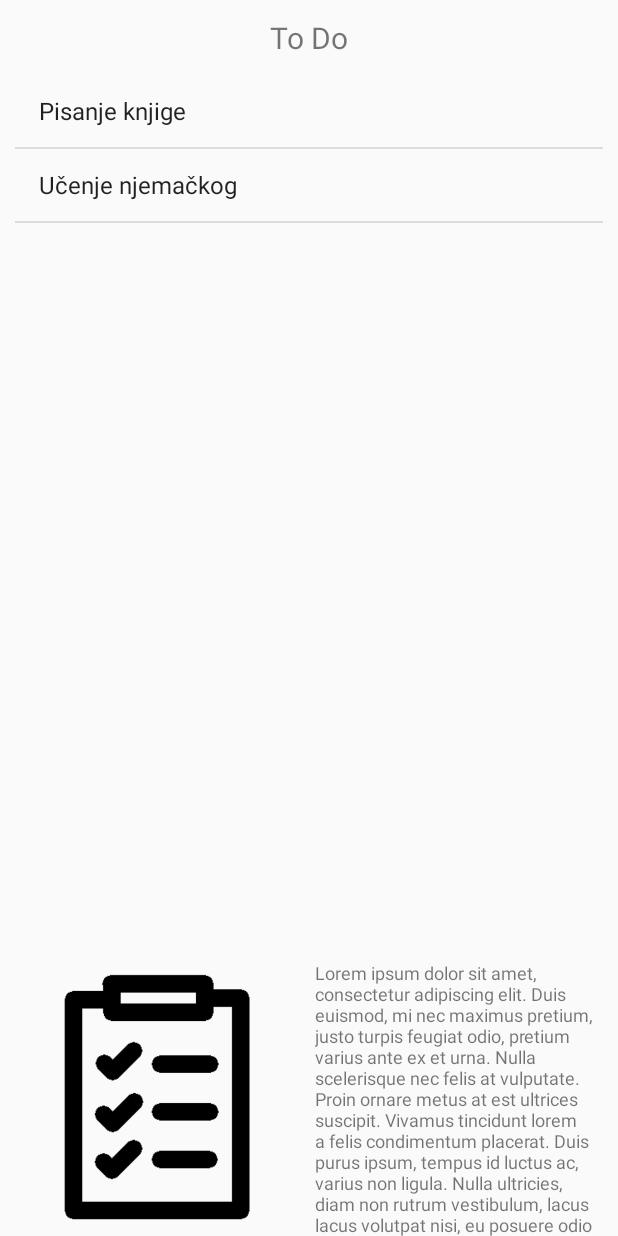
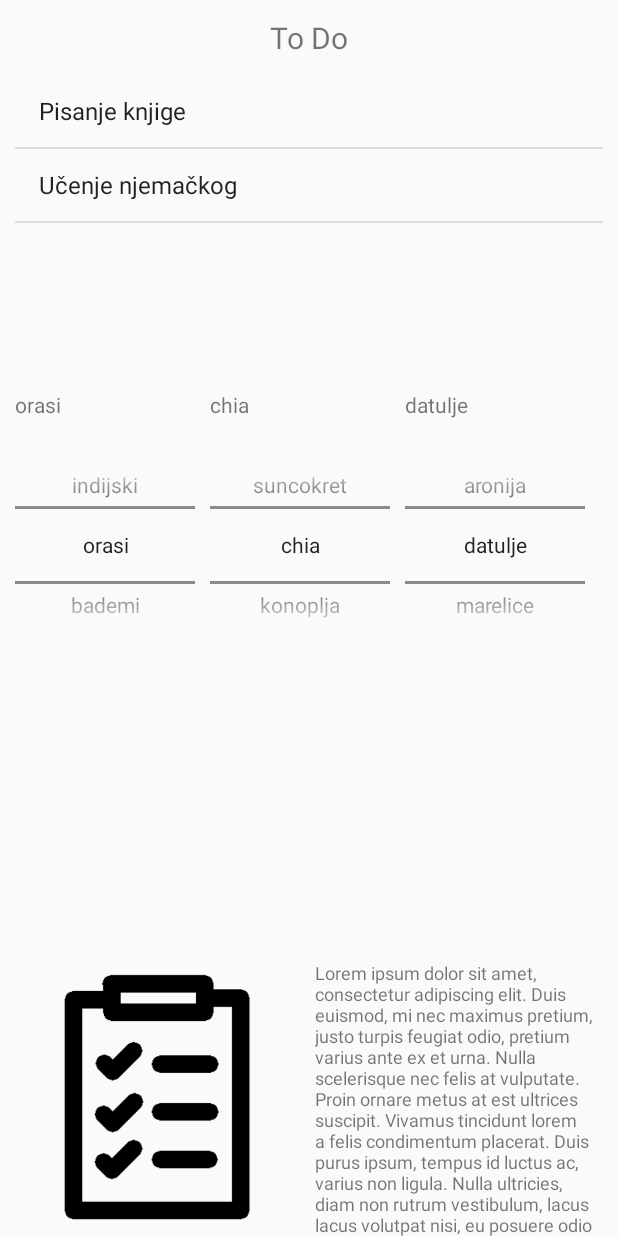
Before and after one commit to kathestos/Regime-app, an Android app: the TodoActivity screen opened directly, with no data from a screen before it, on a phone screen of 412 x 824 dp. Run offline under Robolectric (Android 15) with nearby library versions, the phone set to English and light mode, and no system bars.

Commit message:
dodana 3 pickera

```diff
--- a/app/src/main/java/com/example/myapplication/TodoActivity.java
+++ b/app/src/main/java/com/example/myapplication/TodoActivity.java
@@ -1,9 +1,12 @@
 package com.example.myapplication;
 
+import android.content.Context;
+import android.content.SharedPreferences;
 import android.os.Bundle;
 import android.view.WindowManager;
 import android.widget.ArrayAdapter;
 import android.widget.ListView;
+import android.widget.NumberPicker;
 import android.widget.TextView;
 
 import androidx.appcompat.app.AppCompatActivity;
@@ -11,6 +14,8 @@ import androidx.appcompat.app.AppCompatActivity;
 import java.util.Objects;
 
 public class TodoActivity extends AppCompatActivity {
+
+    SharedPreferences sp;
 
     @Override
     protected void onCreate(Bundle savedInstanceState) {
@@ -33,5 +38,67 @@ public class TodoActivity extends AppCompatActivity {
             String itemValue = (String) listView.getItemAtPosition(position);
             txt.setText(itemValue);
         });
+
+        sp = getSharedPreferences("MyUserPrefs", Context.MODE_PRIVATE);
+        SharedPreferences.Editor editor = sp.edit();
+
+        NumberPicker orahPick = findViewById(R.id.pickerOrah);
+        TextView orahText = findViewById(R.id.textOrah);
+        String[] orasi = getResources().getStringArray(R.array.nuts);
+        orahPick.setMinValue(0);
+        orahPick.setMaxValue(orasi.length - 1);
+        orahPick.setDisplayedValues(orasi);
+
+        orahPick.setOnValueChangedListener((numberPicker, oldValue, newValue) -> {
+            int foodNumber = orahPick.getValue();
+            orahText.setText(orasi[foodNumber]);
+            editor.putInt("orah", foodNumber);
+            editor.apply();
+        });
+
+        NumberPicker sjemenkePick = findViewById(R.id.pickerSjemenke);
+        TextView sjemenkeText = findViewById(R.id.textSjemenke);
+        String[] sjemenke = getResources().getStringArray(R.array.seeds);
+        sjemenkePick.setMinValue(0);
+        sjemenkePick.setMaxValue(sjemenke.length - 1);
+        sjemenkePick.setDisplayedValues(sjemenke);
+
+        sjemenkePick.setOnValueChangedListener((numberPicker, oldValue, newValue) -> {
+            int foodNumber = sjemenkePick.getValue();
+            sjemenkeText.setText(sjemenke[foodNumber]);
+            editor.putInt("sjemenke", foodNumber);
+            editor.apply();
+        });
+
+        NumberPicker suhoPick = findViewById(R.id.pickerSuho);
+        TextView suhoText = findViewById(R.id.textSuho);
+        String[] suho = getResources().getStringArray(R.array.dried);
+        suhoPick.setMinValue(0);
+        suhoPick.setMaxValue(suho.length - 1);
+        suhoPick.setDisplayedValues(suho);
+
+        suhoPick.setOnValueChangedListener((numberPicker, oldValue, newValue) -> {
+            int foodNumber = suhoPick.getValue();
+            suhoText.setText(suho[foodNumber]);
+            editor.putInt("suho", foodNumber);
+            editor.apply();
+        });
+
+        SharedPreferences sp2 = getApplicationContext().getSharedPreferences("MyUserPrefs", Context.MODE_PRIVATE);
+
+        int orahNum = sp2.getInt("orah", 0);
+        String savedOrah = orasi[orahNum];
+        orahText.setText(savedOrah);
+        orahPick.setValue(orahNum);
+
+        int sjemenkeNum = sp2.getInt("sjemenke", 0);
+        String savedSjemenke = sjemenke[sjemenkeNum];
+        sjemenkeText.setText(savedSjemenke);
+        sjemenkePick.setValue(sjemenkeNum);
+
+        int suhoNum = sp2.getInt("suho", 0);
+        String savedSuho = suho[suhoNum];
+        suhoText.setText(savedSuho);
+        suhoPick.setValue(suhoNum);
     }
 }
--- a/app/src/main/res/layout/activity_todo.xml
+++ b/app/src/main/res/layout/activity_todo.xml
@@ -19,8 +19,8 @@
 
     <ListView
         android:id="@+id/fruit_list"
-        android:layout_width="400dp"
-        android:layout_height="580dp"
+        android:layout_width="wrap_content"
+        android:layout_height="200dp"
         android:layout_marginStart="10dp"
         android:layout_marginTop="50dp"
         android:layout_marginEnd="10dp" />
@@ -29,21 +29,80 @@
         android:id="@+id/img"
         android:layout_width="190dp"
         android:layout_height="190dp"
-        android:layout_below="@+id/fruit_list"
         android:layout_marginStart="10dp"
-        android:layout_marginTop="10dp"
-        app:srcCompat="@drawable/new_todo"
-        android:contentDescription="@string/todo_desc" />
+        android:layout_marginTop="640dp"
+        android:contentDescription="@string/todo_desc"
+        app:srcCompat="@drawable/new_todo" />
 
     <TextView
         android:id="@+id/txt"
         android:layout_width="190dp"
         android:layout_height="190dp"
-        android:layout_below="@+id/fruit_list"
         android:layout_marginStart="10dp"
-        android:layout_marginTop="10dp"
+        android:layout_marginTop="640dp"
         android:layout_toEndOf="@+id/img"
         android:text="@string/lorem"
         android:textSize="12sp" />
 
+    <TextView
+        android:id="@+id/textOrah"
+        android:layout_width="wrap_content"
+        android:layout_height="wrap_content"
+        android:layout_below="@+id/fruit_list"
+        android:layout_marginStart="10dp"
+        android:layout_marginTop="10dp"
+        android:contentDescription="@string/todo_desc"
+        android:text="Orašasto" />
+
+    <NumberPicker
+        android:id="@+id/pickerOrah"
+        android:layout_width="120dp"
+        android:layout_height="120dp"
+        android:layout_below="@+id/textOrah"
+        android:layout_marginStart="10dp"
+        android:layout_marginTop="24dp"
+        android:textSize="10sp" />
+
+    <TextView
+        android:id="@+id/textSjemenke"
+        android:layout_width="wrap_content"
+        android:layout_height="wrap_content"
+        android:layout_below="@+id/fruit_list"
+        android:layout_marginStart="10dp"
+        android:layout_marginTop="10dp"
+        android:contentDescription="@string/todo_desc"
+        android:layout_toEndOf="@+id/pickerOrah"
+        android:text="Sjemenke" />
+
+    <NumberPicker
+        android:id="@+id/pickerSjemenke"
+        android:layout_width="120dp"
+        android:layout_height="120dp"
+        android:layout_below="@+id/textOrah"
+        android:layout_marginStart="10dp"
+        android:layout_marginTop="24dp"
+        android:layout_toEndOf="@+id/pickerOrah"
+        android:textSize="10sp" />
+
+    <TextView
+        android:id="@+id/textSuho"
+        android:layout_width="wrap_content"
+        android:layout_height="wrap_content"
+        android:layout_below="@+id/fruit_list"
+        android:layout_marginStart="10dp"
+        android:layout_marginTop="10dp"
+        android:contentDescription="@string/todo_desc"
+        android:layout_toEndOf="@+id/pickerSjemenke"
+        android:text="Sušeno" />
+
+    <NumberPicker
+        android:id="@+id/pickerSuho"
+        android:layout_width="120dp"
+        android:layout_height="120dp"
+        android:layout_below="@+id/textOrah"
+        android:layout_marginStart="10dp"
+        android:layout_marginTop="24dp"
+        android:layout_toEndOf="@+id/pickerSjemenke"
+        android:textSize="10sp" />
+
 </RelativeLayout>
--- a/app/src/main/res/values/strings.xml
+++ b/app/src/main/res/values/strings.xml
@@ -573,5 +573,10 @@
         <item>28.6. pranje odjeće, spremanje, kosa</item>
     </string-array>
 
+    <string-array name="food_picker1">
+        <item>food1</item>
+        <item>food2</item>
+    </string-array>
+
     <!--čćžđš-->
 </resources>
```
